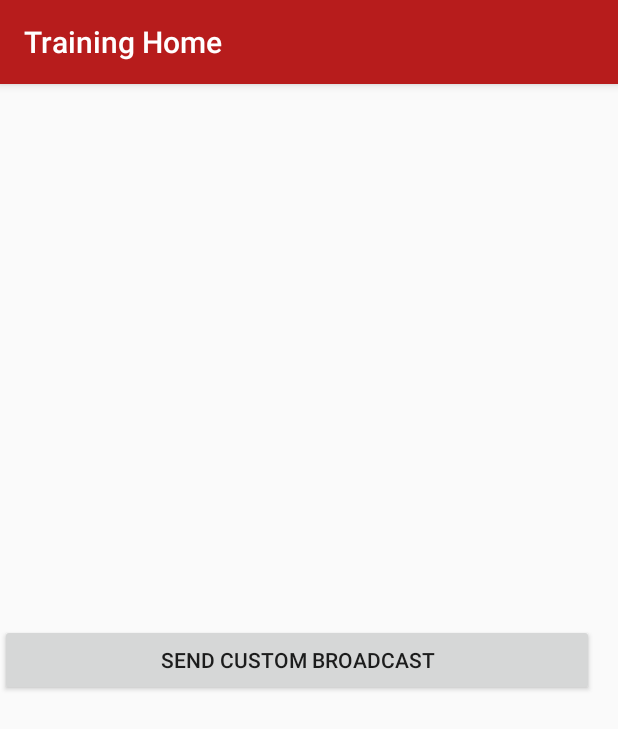
After one commit to abuzaidandroidprojects/androidtraining2019, an Android app: the BroadcastActivity screen opened directly, with no data from a screen before it, on a phone screen of 412 x 824 dp. The commit adds this screen. Shown: the top 729 px of the screen. Run offline under Robolectric (Android 15) with nearby library versions, the phone set to English and light mode, and no system bars.

```diff
--- /dev/null
+++ b/app/src/main/java/com/example/androidtraining2019/BroadcastActivity.java
@@ -0,0 +1,66 @@
+package com.example.androidtraining2019;
+
+import android.content.Intent;
+import android.content.IntentFilter;
+import android.support.v4.content.LocalBroadcastManager;
+import android.support.v7.app.AppCompatActivity;
+import android.os.Bundle;
+import android.view.View;
+
+import com.example.androidtraining2019.Brodcast.CustomReceiver;
+
+/**
+ * The Power Receiver app responds to system broadcasts about the power
+ * connected state as well as a custom broadcast that is sent when the user
+ * taps the button.
+ */
+public class BroadcastActivity extends AppCompatActivity {
+
+    private CustomReceiver mReceiver = new CustomReceiver();
+
+    // String constant that defines the custom broadcast Action.
+    private static final String ACTION_CUSTOM_BROADCAST =
+            BuildConfig.APPLICATION_ID + ".ACTION_CUSTOM_BROADCAST";
+
+    @Override
+    protected void onCreate(Bundle savedInstanceState) {
+        super.onCreate(savedInstanceState);
+        setContentView(R.layout.activity_broadcast);
+
+        // Define the IntentFilter.
+        IntentFilter filter = new IntentFilter();
+        // Add system broadcast actions sent by the system when the power is
+        // connected and disconnected.
+        filter.addAction(Intent.ACTION_POWER_CONNECTED);
+        filter.addAction(Intent.ACTION_POWER_DISCONNECTED);
+
+        // Register the receiver using the activity context, passing in the
+        // IntentFilter.
+        this.registerReceiver(mReceiver, filter);
+
+        // Register the receiver to receive custom broadcast.
+        LocalBroadcastManager.getInstance(this).registerReceiver
+                (mReceiver, new IntentFilter(ACTION_CUSTOM_BROADCAST));
+    }
+
+    /**
+     * Click event handler for the button, that sends custom broadcast using the
+     * LocalBroadcastManager.
+     */
+    public void sendCustomBroadcast(View view) {
+        Intent customBroadcastIntent = new Intent(ACTION_CUSTOM_BROADCAST);
+        LocalBroadcastManager.getInstance(this)
+                .sendBroadcast(customBroadcastIntent);
+    }
+
+    /**
+     * Unregisters the broadcast receivers when the app is destroyed.
+     */
+    @Override
+    protected void onDestroy() {
+        // Unregister the receivers.
+        this.unregisterReceiver(mReceiver);
+        LocalBroadcastManager.getInstance(this).unregisterReceiver(mReceiver);
+        super.onDestroy();
+    }
+}
--- a/app/src/main/java/com/example/androidtraining2019/MainActivity.java
+++ b/app/src/main/java/com/example/androidtraining2019/MainActivity.java
@@ -108,6 +108,9 @@ public class MainActivity extends AppCompatActivity{
             case R.id.btn_loadimageactivity:
                 startActivity(new Intent(this,LoadImageActivity.class));
                 break;
+            case R.id.btn_loadbroadcastativity:
+                startActivity(new Intent(this,BroadcastActivity.class));
+                break;
 
 
         }
--- /dev/null
+++ b/app/src/main/res/layout/activity_broadcast.xml
@@ -0,0 +1,22 @@
+<?xml version="1.0" encoding="utf-8"?>
+<android.support.constraint.ConstraintLayout xmlns:android="http://schemas.android.com/apk/res/android"
+    xmlns:app="http://schemas.android.com/apk/res-auto"
+    xmlns:tools="http://schemas.android.com/tools"
+    android:layout_width="match_parent"
+    android:layout_height="match_parent"
+    tools:context=".BroadcastActivity">
+
+    <Button
+        android:id="@+id/button10"
+        android:layout_width="match_parent"
+        android:layout_height="wrap_content"
+        android:layout_marginTop="8dp"
+        android:layout_marginEnd="16dp"
+        android:layout_marginRight="16dp"
+        android:layout_marginBottom="8dp"
+        android:onClick="sendCustomBroadcast"
+        android:text="send Custom Broadcast"
+        app:layout_constraintBottom_toBottomOf="parent"
+        app:layout_constraintEnd_toEndOf="parent"
+        app:layout_constraintTop_toTopOf="parent" />
+</android.support.constraint.ConstraintLayout>
--- a/app/src/main/res/layout/activity_main.xml
+++ b/app/src/main/res/layout/activity_main.xml
@@ -98,6 +98,12 @@
             android:layout_height="wrap_content"
             android:onClick="onClick"
             android:text="Call Load Image Activity" />
+        <Button
+            android:id="@+id/btn_loadbroadcastativity"
+            android:layout_width="match_parent"
+            android:layout_height="wrap_content"
+            android:onClick="onClick"
+            android:text="Open Broadcast Activity" />
 
     </LinearLayout>
 </ScrollView>
--- a/app/src/main/res/values/strings.xml
+++ b/app/src/main/res/values/strings.xml
@@ -85,4 +85,11 @@ After you build your first app, learn more about device configurations at Device
     <string name="tab_text_3">Tab 3</string>
     <string name="title_masterdetailsemployee_list">master_details_employes</string>
     <string name="title_masterdetailsemployee_detail">master_details_employee Detail</string>
+    <string name="power_connected">Power connected!</string>
+    <string name="power_disconnected">Power disconnected!</string>
+    <string name="custom_broadcast_toast">Custom Broadcast Received</string>
+    <string name="send_custom_broadcast">Send Custom Broadcast</string>
+    <string name="receiver_on">Receiver On</string>
+    <string name="receiver_off">Receiver Off</string>
+    <string name="unknown_action">unknown intent action</string>
 </resources>
```
Also changed, not shown: app/src/main/AndroidManifest.xml (+14 -3 lines), app/src/main/java/com/example/androidtraining2019/Brodcast/CustomReceiver.java (added, +58 -0 lines).
